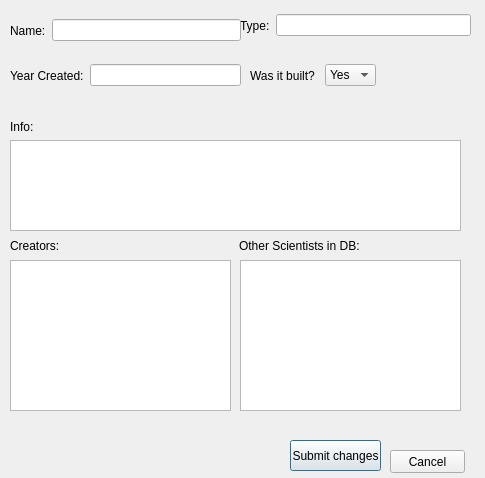
Qt form UI/editcomputers.ui (valdimarHR/hisCompRepo) before a commit.
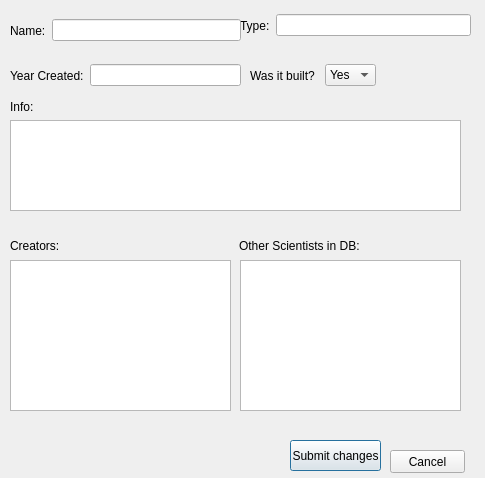
The same form after that commit.

The edit to the form file:
```diff
--- a/UI/editcomputers.ui
+++ b/UI/editcomputers.ui
@@ -107,7 +107,7 @@
    <property name="geometry">
     <rect>
      <x>10</x>
-     <y>120</y>
+     <y>100</y>
      <width>47</width>
      <height>13</height>
     </rect>
@@ -142,7 +142,7 @@
    <property name="geometry">
     <rect>
      <x>10</x>
-     <y>140</y>
+     <y>120</y>
      <width>451</width>
      <height>91</height>
     </rect>
```
Left out of the diff: 4 changed lines with no effect on the pictures.
